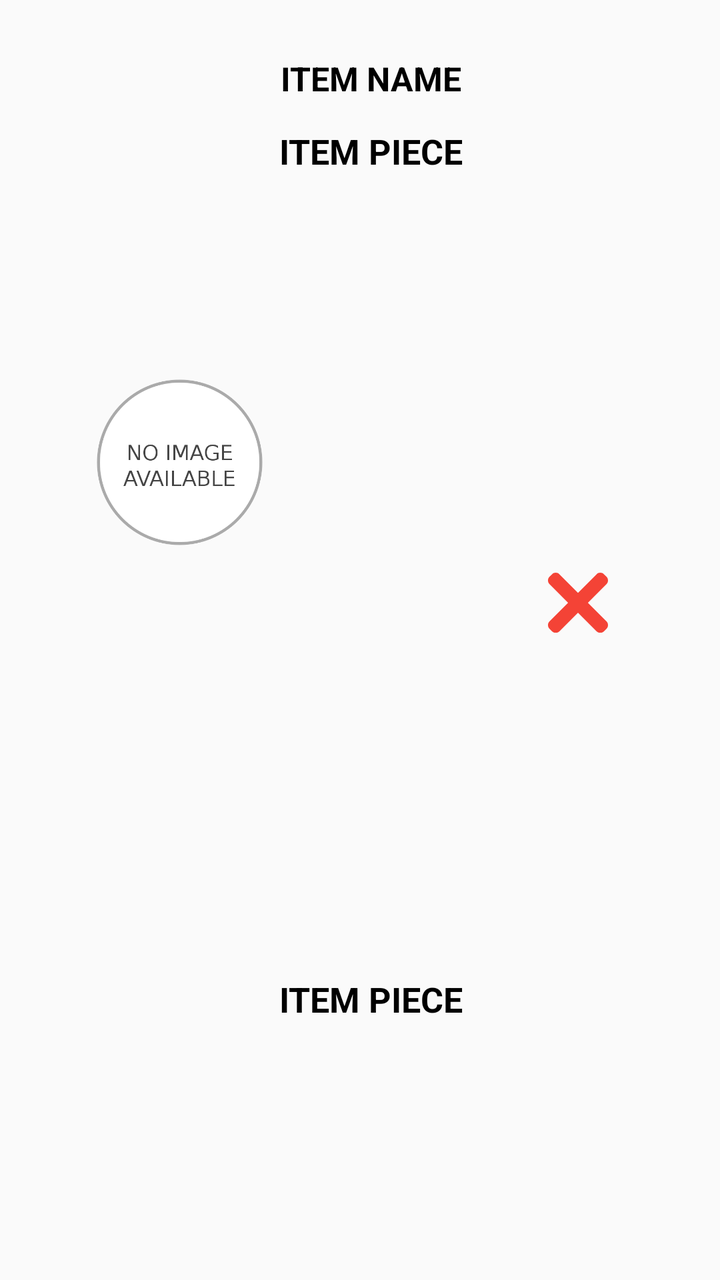
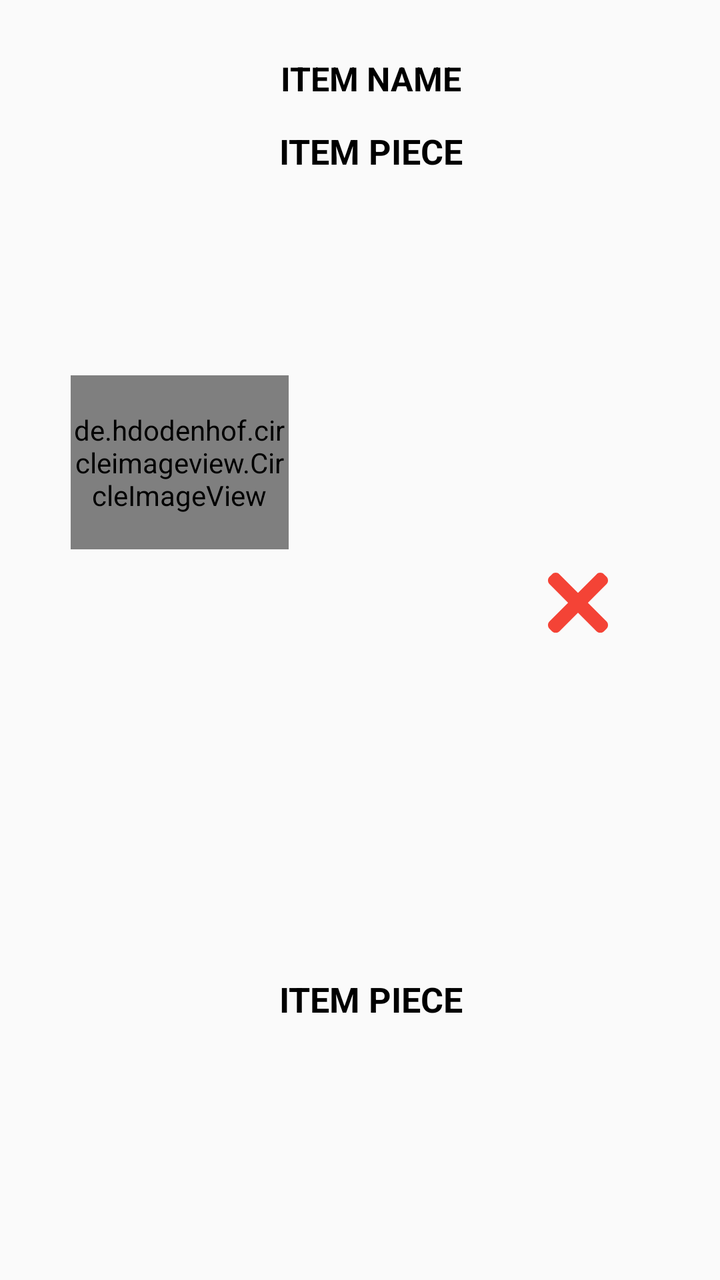

Before-and-after screenshots of an Android layout around one commit, followed by the original layout XML and the change that was made.
<!-- AndroidManifest.xml: application theme Theme.VetementsFashionNepal -->
<!-- res/layout/activity_cart_item.xml -->
<?xml version="1.0" encoding="utf-8"?>
<androidx.constraintlayout.widget.ConstraintLayout
    xmlns:android="http://schemas.android.com/apk/res/android"
    xmlns:app="http://schemas.android.com/apk/res-auto"
    xmlns:tools="http://schemas.android.com/tools"
    android:layout_width="match_parent"
    android:layout_height="wrap_content">


    <ImageView
        android:id="@+id/imgitemimage"
        android:layout_width="109dp"
        android:layout_height="87dp"
        android:layout_marginStart="20dp"
        android:layout_marginTop="10dp"
        android:layout_marginEnd="20dp"
        app:layout_constraintBottom_toBottomOf="parent"
        app:layout_constraintEnd_toEndOf="parent"
        app:layout_constraintHorizontal_bias="0.072"
        app:layout_constraintStart_toStartOf="parent"
        app:layout_constraintTop_toTopOf="parent"
        app:layout_constraintVertical_bias="0.327"
        android:src="@drawable/noimg"
        tools:ignore="MissingConstraints" />

    <TextView
        android:id="@+id/tvitempiece"
        android:layout_width="92dp"
        android:layout_height="26dp"
        android:layout_marginTop="64dp"
        android:layout_marginEnd="136dp"
        android:layout_marginBottom="8dp"
        android:autoSizeTextType="uniform"
        android:text="Item Piece"
        android:textAlignment="center"
        android:textAllCaps="true"
        android:textColor="@color/black"
        android:textSize="24dp"
        android:textStyle="bold"
        app:layout_constraintBottom_toTopOf="@+id/tvitemprice"
        app:layout_constraintEnd_toEndOf="parent"
        app:layout_constraintHorizontal_bias="0.428"
        app:layout_constraintStart_toEndOf="@+id/imgitemimage"
        app:layout_constraintTop_toTopOf="parent"
        app:layout_constraintVertical_bias="0.0" />

    <TextView
        android:id="@+id/tvitemname"
        android:layout_width="92dp"
        android:layout_height="26dp"
        android:layout_marginTop="28dp"
        android:layout_marginEnd="136dp"
        android:autoSizeTextType="uniform"
        android:text="Item Name"
        android:textAlignment="center"
        android:textAllCaps="true"
        android:textColor="@color/black"
        android:textSize="24dp"
        android:textStyle="bold"
        app:layout_constraintBottom_toTopOf="@+id/tvitempiece"
        app:layout_constraintEnd_toEndOf="parent"
        app:layout_constraintHorizontal_bias="0.428"
        app:layout_constraintStart_toEndOf="@+id/imgitemimage"
        app:layout_constraintTop_toTopOf="parent"
        app:layout_constraintVertical_bias="0.0" />


    <TextView
        android:id="@+id/tvitemprice"
        android:layout_width="92dp"
        android:layout_height="26dp"
        android:layout_marginEnd="136dp"
        android:autoSizeTextType="uniform"
        android:text="Item Piece"
        android:textAlignment="center"
        android:textAllCaps="true"
        android:textColor="@color/black"
        android:textSize="24dp"
        android:textStyle="bold"
        app:layout_constraintBottom_toBottomOf="parent"
        app:layout_constraintEnd_toEndOf="parent"
        app:layout_constraintHorizontal_bias="0.428"
        app:layout_constraintStart_toEndOf="@+id/imgitemimage"
        app:layout_constraintTop_toTopOf="parent"
        app:layout_constraintVertical_bias="0.795" />

    <ImageView
        android:id="@+id/imgitemcancel"
        android:layout_width="30dp"
        android:layout_height="34dp"
        android:layout_marginEnd="56dp"
        app:layout_constraintBottom_toBottomOf="parent"
        app:layout_constraintEnd_toEndOf="parent"
        app:layout_constraintHorizontal_bias="1.0"
        app:layout_constraintStart_toEndOf="@+id/tvitempiece"
        app:layout_constraintTop_toTopOf="parent"
        app:layout_constraintVertical_bias="0.469"
        android:src="@drawable/ic_close"
        tools:ignore="MissingConstraints,VectorDrawableCompat" />
</androidx.constraintlayout.widget.ConstraintLayout>
<!-- resources referenced by this layout -->
<resources>
  <color name="black">#FF000000</color>
  <!-- drawable ic_close (drawable) -->
  <vector xmlns:android="http://schemas.android.com/apk/res/android"
      android:width="365dp"
      android:height="365dp"
      android:viewportWidth="365.71732"
      android:viewportHeight="365">
    <path
        android:pathData="m356.34,296.348 l-286.613,-286.613c-12.5,-12.5 -32.766,-12.5 -45.246,0l-15.105,15.082c-12.5,12.504 -12.5,32.77 0,45.25l286.613,286.613c12.504,12.5 32.77,12.5 45.25,0l15.082,-15.082c12.523,-12.48 12.523,-32.75 0.02,-45.25zM356.34,296.348"
        android:fillColor="#f44336"/>
    <path
        android:pathData="m295.988,9.734 l-286.613,286.613c-12.5,12.5 -12.5,32.77 0,45.25l15.082,15.082c12.504,12.5 32.77,12.5 45.25,0l286.633,-286.594c12.504,-12.5 12.504,-32.766 0,-45.246l-15.082,-15.082c-12.5,-12.523 -32.766,-12.523 -45.27,-0.023zM295.988,9.734"
        android:fillColor="#f44336"/>
  </vector>
  <!-- drawable noimg: jpg bitmap (drawable, 16046 bytes) -->
  <style name="Theme.VetementsFashionNepal" parent="Theme.AppCompat.Light.DarkActionBar">
          
          <item name="colorPrimary">@color/purple_500</item>
          <item name="colorPrimaryVariant">@color/purple_700</item>
          <item name="colorOnPrimary">@color/white</item>
          
          <item name="colorSecondary">@color/teal_200</item>
          <item name="colorSecondaryVariant">@color/teal_700</item>
          <item name="colorOnSecondary">@color/black</item>
          
          <item name="android:statusBarColor" tools:targetApi="l">?attr/colorPrimaryVariant</item>
          
      </style>
  <color name="purple_500">#FF6200EE</color>
  <color name="purple_700">#FF3700B3</color>
  <color name="white">#FFFFFFFF</color>
  <color name="teal_200">#FF03DAC5</color>
  <color name="teal_700">#FF018786</color>
</resources>

<!-- the commit's change to res/layout/activity_cart_item.xml (unified diff, before → after) -->
@@ -7,7 +7,7 @@
     android:layout_height="wrap_content">
 
 
-    <ImageView
+    <de.hdodenhof.circleimageview.CircleImageView
         android:id="@+id/imgitemimage"
         android:layout_width="109dp"
         android:layout_height="87dp"
@@ -20,7 +20,6 @@
         app:layout_constraintStart_toStartOf="parent"
         app:layout_constraintTop_toTopOf="parent"
         app:layout_constraintVertical_bias="0.327"
-        android:src="@drawable/noimg"
         tools:ignore="MissingConstraints" />
 
     <TextView
<!-- resource entries referenced after the edit -->
@@ -14,7 +14,6 @@
         android:pathData="m295.988,9.734 l-286.613,286.613c-12.5,12.5 -12.5,32.77 0,45.25l15.082,15.082c12.504,12.5 32.77,12.5 45.25,0l286.633,-286.594c12.504,-12.5 12.504,-32.766 0,-45.246l-15.082,-15.082c-12.5,-12.523 -32.766,-12.523 -45.27,-0.023zM295.988,9.734"
         android:fillColor="#f44336"/>
   </vector>
-  <!-- drawable noimg: jpg bitmap (drawable, 16046 bytes) -->
   <style name="Theme.VetementsFashionNepal" parent="Theme.AppCompat.Light.DarkActionBar">
           
           <item name="colorPrimary">@color/purple_500</item>
